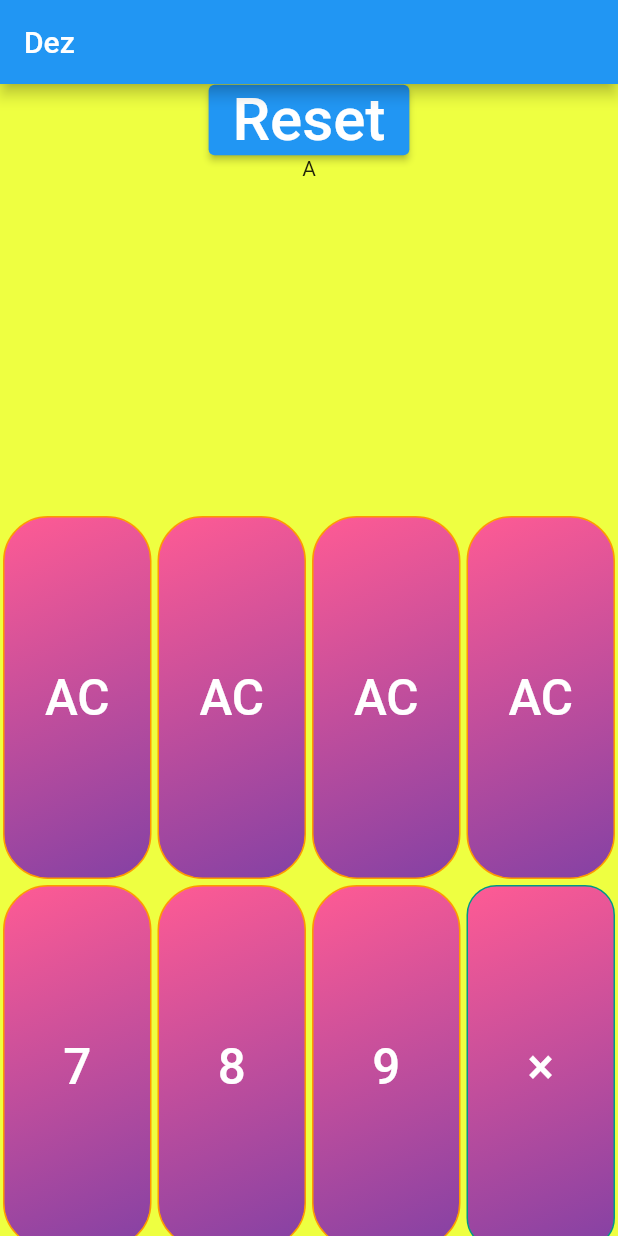
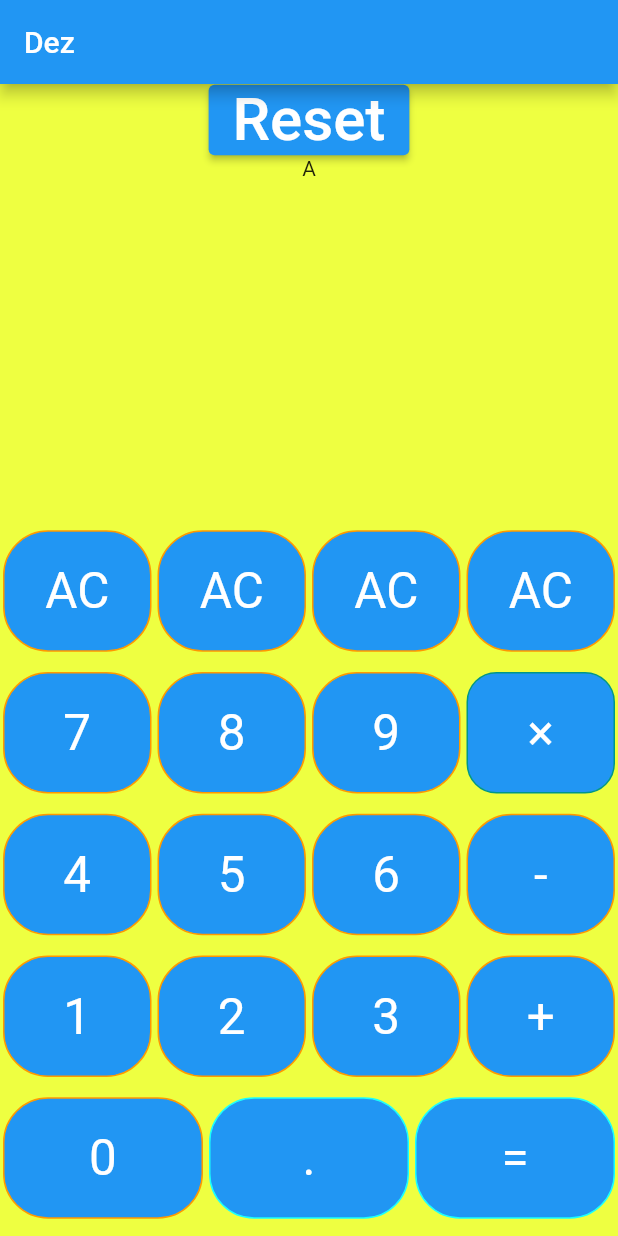
Before and after one commit to blackout358/Calculator-Flutter, a Flutter app: the screen it shows after launch, on a phone screen of 412 x 824 dp. Run offline on Flutter 3.47's test engine with Material 2 defaults, Android fonts, the phone set to English and light mode, and no system bars.

```diff
--- a/lib/Widgets/app_buttons.dart
+++ b/lib/Widgets/app_buttons.dart
@@ -1,12 +1,13 @@
 import 'package:flutter/material.dart';
 
-class AppButtons extends StatelessWidget {
+class AppButtons extends StatefulWidget {
   final Color foregroundColor;
   final Color backgroundColor;
   final Color borderColor;
   final String text;
   final int borderRadius;
   final VoidCallback onPressed;
+  Color myColor = Colors.blue;
   IconData? icon;
   double width;
   double height;
@@ -21,9 +22,24 @@ class AppButtons extends StatelessWidget {
       this.icon,
       required this.borderRadius,
       required this.onPressed});
+
+  @override
+  State<AppButtons> createState() => _AppButtonsState();
+}
+
+class _AppButtonsState extends State<AppButtons> {
+  Color buttonColor = Colors.blue;
   @override
   Widget build(BuildContext context) {
     return Expanded(
+      child: GestureDetector(
+        onTapDown: (_) => setState(() {
+          widget.onPressed;
+          buttonColor = Colors.grey;
+        }),
+        onTapUp: (_) => setState(() {
+          buttonColor = Colors.blue;
+        }),
         child: Container(
           margin: EdgeInsets.all(2),
           padding: EdgeInsets.symmetric(horizontal: 0, vertical: 20),
@@ -31,32 +47,17 @@ class AppButtons extends StatelessWidget {
           // height: (MediaQuery.of(context).size.width - 30) / 4,
           // width: (MediaQuery.of(context).size.width - 30) / 4,
           decoration: BoxDecoration(
-
-            // color: backgroundColor,
-            gradient: const LinearGradient(
-              colors: [Color(0xFFFF5B94), Color(0xFF8441A4)],
-              begin: Alignment.topLeft,
-              end: Alignment.bottomRight,
-            ),
-            borderRadius: BorderRadius.circular(borderRadius.toDouble()),
-            border: Border.all(color: borderColor, width: 1.0)),
-        child: ElevatedButton(
-          onPressed: onPressed,
-          style: ElevatedButton.styleFrom(
-            minimumSize: Size.fromHeight(200),
-            backgroundColor: Colors.transparent,
-            shadowColor: Colors.transparent,
-            foregroundColor: foregroundColor,
-            shape: RoundedRectangleBorder(
-              borderRadius: BorderRadius.circular(
-                borderRadius.toDouble(),
-              ),
-            ),
-          ),
+              color: buttonColor,
+              borderRadius:
+                  BorderRadius.circular(widget.borderRadius.toDouble()),
+              border: Border.all(color: widget.borderColor, width: 1.0)),
+          child: Center(
             child: Text(
-            text,
+              widget.text,
               style: TextStyle(
                 fontSize: 0.04 * MediaQuery.of(context).size.height,
+                color: widget.foregroundColor,
+              ),
             ),
           ),
         ),
```
Lines whose indentation alone changed are shown as unchanged.
